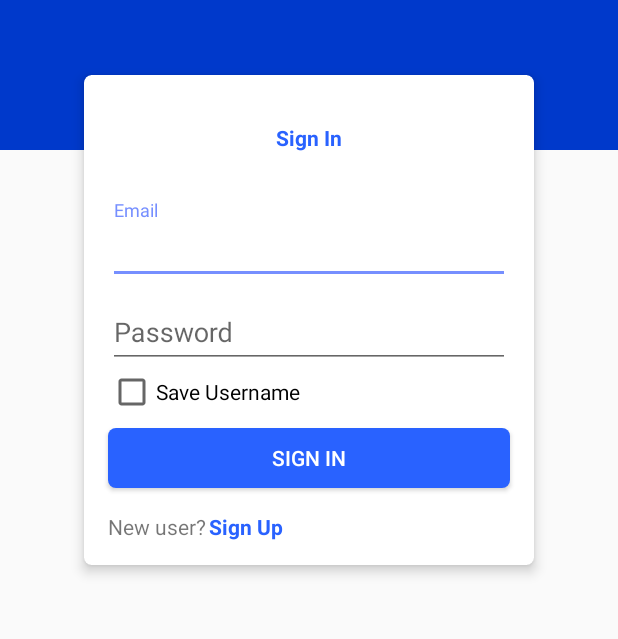
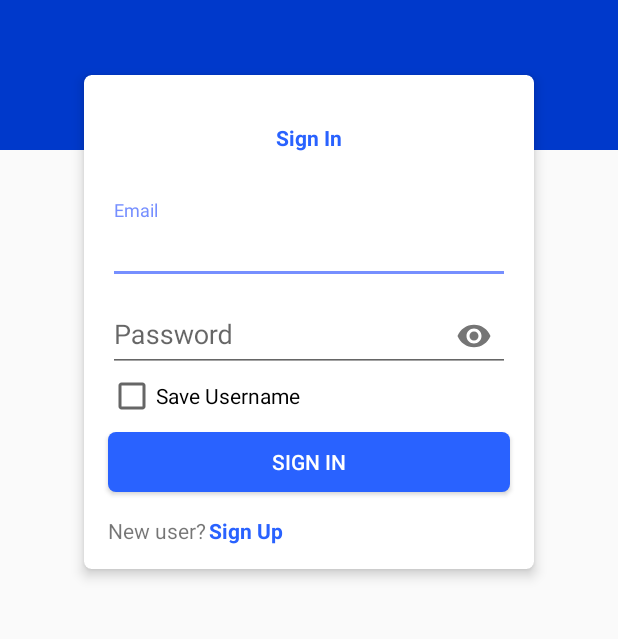
Before and after one commit to gkortsaridis/Gate-Keeper-Android, an Android app: the screen it shows after launch (SignInActivity), on a phone screen of 412 x 824 dp, the part 225-864 px from its top. Run offline under Robolectric (Android 15) with nearby library versions, the phone set to English and light mode, and no system bars; our stand-ins replace AdMob, Firebase (no records; nobody signed in at launch, a user with empty details on screens opened directly), RxJava; libraries missing offline, so code that uses them is left out: com.facebook.flipper, com.facebook.soloader; 3 statements that could not run were skipped.

Commit message:
SignInActivity. Inputs have clear btn & password toggle

```diff
--- a/app/src/main/res/layout/activity_sign_in.xml
+++ b/app/src/main/res/layout/activity_sign_in.xml
@@ -48,7 +48,8 @@
 
                 <com.google.android.material.textfield.TextInputLayout
                     android:layout_width="match_parent"
-                    android:layout_height="wrap_content">
+                    android:layout_height="wrap_content"
+                    app:endIconMode="clear_text">
 
                     <EditText
                         android:layout_width="match_parent"
@@ -62,7 +63,8 @@
 
                 <com.google.android.material.textfield.TextInputLayout
                     android:layout_width="match_parent"
-                    android:layout_height="wrap_content">
+                    android:layout_height="wrap_content"
+                    app:endIconMode="password_toggle">
 
                     <EditText
                         android:layout_width="match_parent"
```
